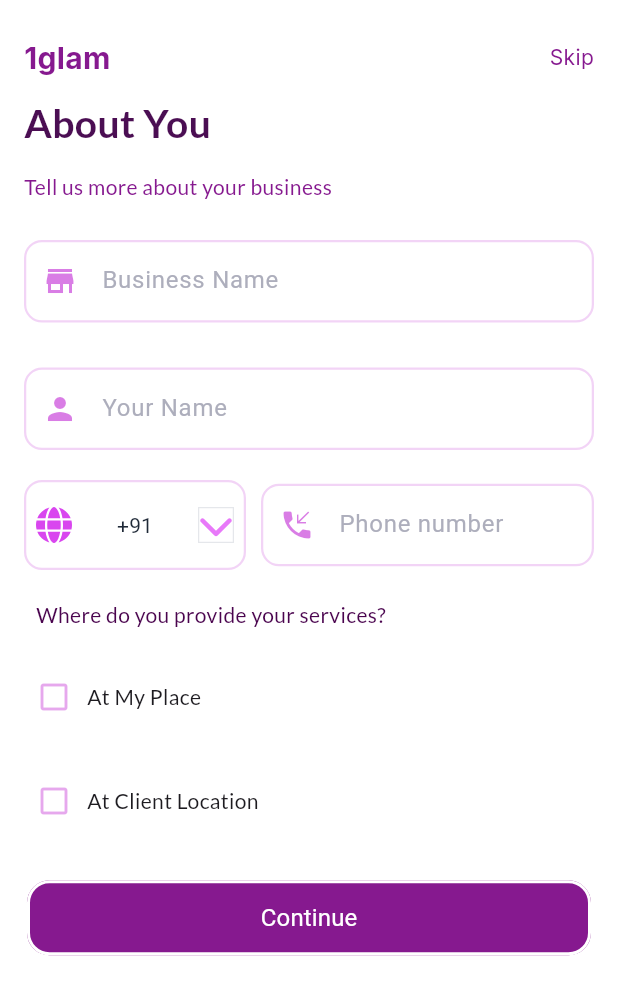
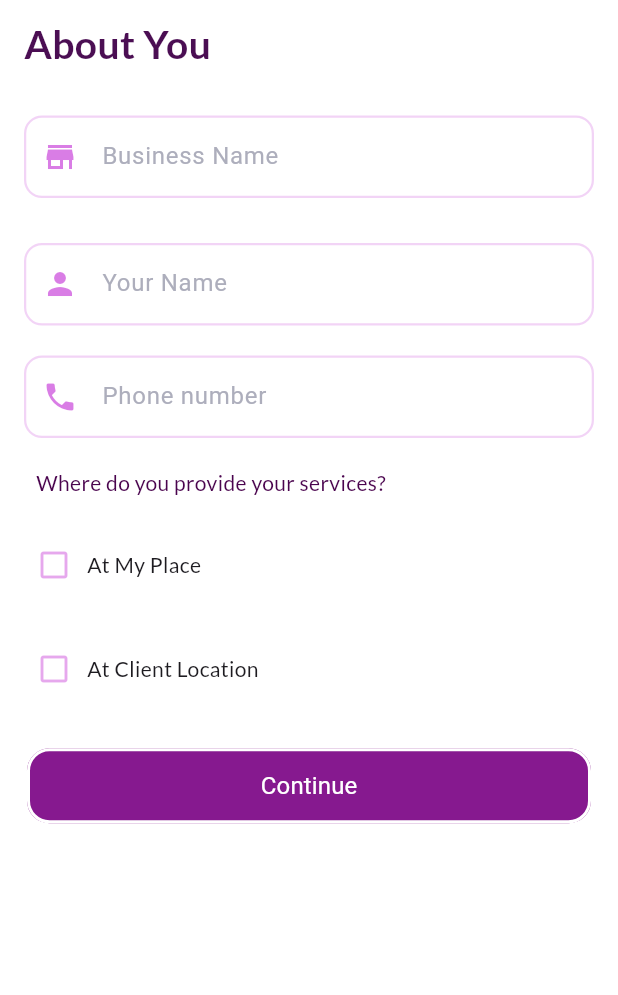
Before and after one commit to Chinmayverma1602/1glam, a Flutter app: the AboutMePage screen opened directly, on a phone screen of 412 x 824 dp. Shown: the top 995 px of the screen. Run offline on Flutter 3.47's test engine with Material 3 defaults, Android fonts, the phone set to English and light mode, and no system bars; our stand-ins replace dropdown_textfield, flutter_svg, font_awesome_flutter, google_fonts, pinput; missing offline and left inert: switcher_button.

Commit message:
about you api added

```diff
--- a/lib/main.dart
+++ b/lib/main.dart
@@ -23,7 +23,7 @@ class MyApp extends StatelessWidget {
       debugShowCheckedModeBanner: false,
       initialRoute: '/home',
       routes: {
-        '/home': (context) => AddressDetailsPage(),
+        '/home': (context) => AboutMePage(),
         '/leads': (context) => const LeadsPage(),
         '/calendar': (context) => const HomePage(),
         '/settings': (context) => const HomePage(),
--- /dev/null
+++ b/lib/model/bussiness_model.dart
@@ -0,0 +1,47 @@
+class BusinessProfile {
+  String user;
+  String businessName;
+  String businessType;
+  String ownerName;
+  String phone;
+  String address;
+  bool atMyPlace;
+  bool atClientLocation;
+
+  BusinessProfile({
+    required this.user,
+    required this.businessName,
+    required this.businessType,
+    required this.ownerName,
+    required this.phone,
+    required this.address,
+    this.atMyPlace = false,
+    this.atClientLocation = false,
+  });
+
+  Map<String, dynamic> toJson() {
+    return {
+      "user": user,
+      "business_name": businessName,
+      "business_type": businessType,
+      "owner_name": ownerName,
+      "phone": phone,
+      "address": address,
+      "at_my_place": atMyPlace ? 1 : 0,
+      "at_client_location": atClientLocation ? 1 : 0,
+    };
+  }
+
+  factory BusinessProfile.fromJson(Map<String, dynamic> json) {
+    return BusinessProfile(
+      user: json["user"],
+      businessName: json["business_name"],
+      businessType: json["business_type"],
+      ownerName: json["owner_name"],
+      phone: json["phone"],
+      address: json["address"],
+      atMyPlace: json["at_my_place"] == 1,
+      atClientLocation: json["at_client_location"] == 1,
+    );
+  }
+}
--- a/lib/screens/AboutMePage.dart
+++ b/lib/screens/AboutMePage.dart
@@ -1,10 +1,10 @@
 import 'package:flutter/material.dart';
 import 'package:glam1/constants/AppColors.dart';
+import 'package:glam1/model/bussiness_model.dart';
 import 'package:glam1/screens/AddressDetailsPage.dart';
+import 'package:glam1/services/bussiness_service.dart';
 import 'package:glam1/widgets/CustomButton.dart';
-import 'package:glam1/widgets/CustomButton2.dart';
 import 'package:glam1/widgets/CustomCheckBox.dart';
-import 'package:glam1/widgets/CustomHeader.dart';
 import 'package:glam1/widgets/CustomTextInputField.dart';
 import 'package:google_fonts/google_fonts.dart';
 
@@ -16,19 +16,45 @@ class AboutMePage extends StatefulWidget {
 }
 
 class _AboutMePageState extends State<AboutMePage> {
+  final TextEditingController _businessNameController = TextEditingController();
+  final TextEditingController _ownerNameController = TextEditingController();
+  final TextEditingController _phoneController = TextEditingController();
+  bool _atMyPlace = false;
+  bool _atClientLocation = false;
+
+  void _submitForm() async {
+    BusinessProfile profile = BusinessProfile(
+      user: "hade@example.com",
+      businessName: _businessNameController.text,
+      businessType: "Nail Salon",
+      ownerName: _ownerNameController.text,
+      phone: _phoneController.text,
+      address: "123 Main Street, NY",
+      atMyPlace: _atMyPlace,
+      atClientLocation: _atClientLocation,
+    );
+
+    bool success = await BusinessProfileService.createBusinessProfile(profile);
+    if (success) {
+      Navigator.push(
+        context,
+        MaterialPageRoute(builder: (context) => AddressDetailsPage()),
+      );
+    } else {
+      ScaffoldMessenger.of(context).showSnackBar(
+        SnackBar(content: Text("Failed to save business profile")),
+      );
+    }
+  }
+
   @override
   Widget build(BuildContext context) {
     return Scaffold(
       backgroundColor: Colors.white,
       body: SingleChildScrollView(
-        // Added scroll for better UI on smaller screens
         child: Column(
           crossAxisAlignment: CrossAxisAlignment.start,
           children: [
-            Padding(
-              padding: const EdgeInsets.symmetric(horizontal: 16),
-              child: CustomHeader(),
-            ),
             Padding(
               padding: const EdgeInsets.symmetric(horizontal: 16, vertical: 10),
               child: Text(
@@ -41,20 +67,12 @@ class _AboutMePageState extends State<AboutMePage> {
               ),
             ),
             Padding(
-              padding: const EdgeInsets.symmetric(horizontal: 16, vertical: 5),
-              child: Text(
-                "Tell us more about your business",
-                style: GoogleFonts.lato(
-                  color: AppColors.subtitle,
-                ),
-              ),
-            ),
-            Padding(
               padding: const EdgeInsets.symmetric(horizontal: 16, vertical: 20),
               child: CustomTextInputField(
                 hintText: "Business Name",
                 icon: Icons.store,
                 keyboardType: TextInputType.name,
+                controller: _businessNameController,
               ),
             ),
             Padding(
@@ -63,47 +81,32 @@ class _AboutMePageState extends State<AboutMePage> {
                 hintText: "Your Name",
                 icon: Icons.person,
                 keyboardType: TextInputType.name,
+                controller: _ownerNameController,
               ),
             ),
             Padding(
               padding: const EdgeInsets.symmetric(horizontal: 16, vertical: 10),
-              child: Row(
-                children: [
-                  Expanded(
-                    flex: 2,
-                    child: CustomButton2(
-                      text: "+91",
-                      borderColor: AppColors.primary.withOpacity(0.2),
-                      leadingImage: 'assets/images/Frame.svg',
-                      trailingImage: 'assets/images/i.svg',
-                    ),
-                  ),
-                  SizedBox(width: 10),
-                  Expanded(
-                    flex: 3,
-                    child: CustomTextInputField(
-                      hintText: "Phone number",
-                      icon: Icons.phone_callback,
-                      keyboardType: TextInputType.number,
-                    ),
-                  ),
-                ],
+              child: CustomTextInputField(
+                hintText: "Phone number",
+                icon: Icons.phone,
+                keyboardType: TextInputType.phone,
+                controller: _phoneController,
               ),
             ),
             Padding(
               padding: const EdgeInsets.symmetric(horizontal: 24, vertical: 10),
               child: Text(
                 "Where do you provide your services?",
-                style: GoogleFonts.lato(
-                  color: AppColors.title,
-                ),
+                style: GoogleFonts.lato(color: AppColors.title),
               ),
             ),
             Padding(
               padding: const EdgeInsets.symmetric(horizontal: 16, vertical: 10),
               child: CustomCheckBox(
                 onChanged: (bool? value) {
-                  setState(() {});
+                  setState(() {
+                    _atMyPlace = value ?? false;
+                  });
                 },
                 activeColor: AppColors.primary,
                 location: 'At My Place',
@@ -113,7 +116,9 @@ class _AboutMePageState extends State<AboutMePage> {
               padding: const EdgeInsets.symmetric(horizontal: 16, vertical: 10),
               child: CustomCheckBox(
                 onChanged: (bool? value) {
-                  setState(() {});
+                  setState(() {
+                    _atClientLocation = value ?? false;
+                  });
                 },
                 activeColor: AppColors.primary,
                 location: 'At Client Location',
@@ -125,13 +130,7 @@ class _AboutMePageState extends State<AboutMePage> {
                 child: CustomButton(
                   text: "Continue",
                   color: AppColors.subtitle,
-                  onPressed: () {
-                    Navigator.push(
-                      context,
-                      MaterialPageRoute(
-                          builder: (context) => AddressDetailsPage()),
-                    );
-                  },
+                  onPressed: _submitForm,
                 ),
               ),
             ),
--- a/lib/screens/LoginPage.dart
+++ b/lib/screens/LoginPage.dart
@@ -30,7 +30,7 @@ class _LoginPageState extends State<LoginPage> {
 
     setState(() => _isLoading = true);
 
-    final response = await ApiService.createUser(
+    final response = await LoginServiceApi.createUser(
       _emailController.text,
       _passwordController.text,
     );
--- a/lib/services/api_service.dart
+++ b/lib/services/api_service.dart
@@ -1,7 +1,7 @@
 import 'dart:convert';
 import 'package:http/http.dart' as http;
 
-class ApiService {
+class LoginServiceApi {
   static const String baseUrl = "http://1glam.local:8000/api/resource/User";
 
   static const Map<String, String> headers = {
--- /dev/null
+++ b/lib/services/bussiness_service.dart
@@ -0,0 +1,32 @@
+import 'dart:convert';
+import 'package:glam1/model/bussiness_model.dart';
+import 'package:http/http.dart' as http;
+
+class BusinessProfileService {
+  static const String _baseUrl =
+      "http://1glam.local:8000/api/resource/BusinessProfile";
+  static const Map<String, String> _headers = {
+    "Authorization": "token eb6cdc62a0caeef:b4f7342a55e5049",
+    "Content-Type": "application/json",
+  };
+
+  static Future<bool> createBusinessProfile(BusinessProfile profile) async {
+    try {
+      final response = await http.post(
+        Uri.parse(_baseUrl),
+        headers: _headers,
+        body: jsonEncode(profile.toJson()),
+      );
+
+      if (response.statusCode == 200 || response.statusCode == 201) {
+        return true; // Successfully created profile
+      } else {
+        print("Error: ${response.body}");
+        return false; // Failed request
+      }
+    } catch (e) {
+      print("Exception: $e");
+      return false;
+    }
+  }
+}
```
